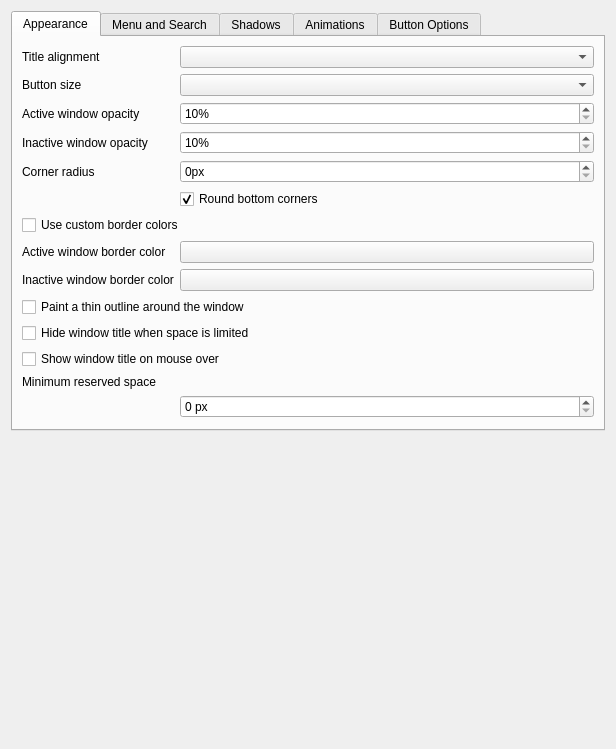
The window that src/kcm/config.ui (guiodic/material-decoration) describes before a commit, drawn with Qt 5.
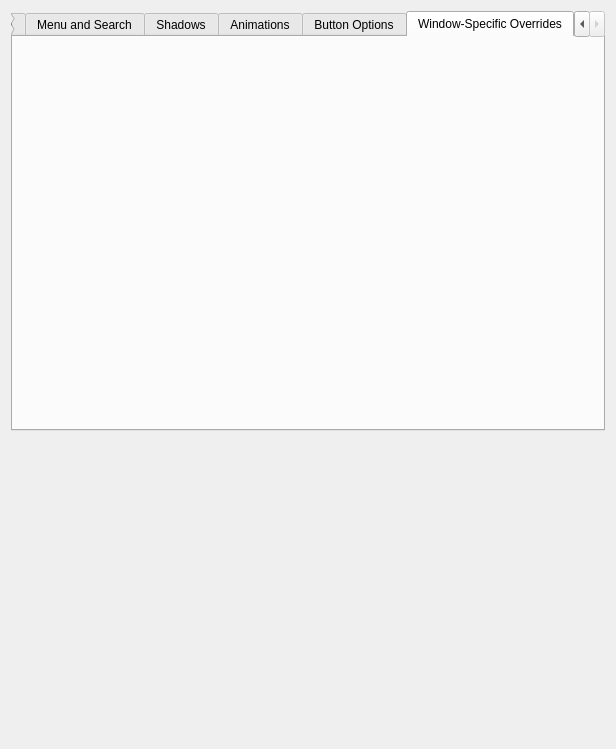
The same window after the commit. The open tabs and pages were chosen to show the change. Custom widgets are drawn as their Qt base class.

Commit message: Initial implementation of window-specific configuration (exceptions)

The edit to the form file:
```diff
--- a/src/kcm/config.ui
+++ b/src/kcm/config.ui
@@ -428,6 +428,16 @@
        </item>
       </layout>
      </widget>
+     <widget class="QWidget" name="exceptionsTab">
+      <attribute name="title">
+       <string>Window-Specific Overrides</string>
+      </attribute>
+      <layout class="QVBoxLayout" name="verticalLayoutExceptions">
+       <item>
+        <widget class="Material::ExceptionListWidget" name="exceptions" native="true"/>
+       </item>
+      </layout>
+     </widget>
     </widget>
    </item>
    <item>
@@ -451,6 +461,12 @@
    <extends>QPushButton</extends>
    <header>kcolorbutton.h</header>
   </customwidget>
+  <customwidget>
+   <class>Material::ExceptionListWidget</class>
+   <extends>QWidget</extends>
+   <header>ExceptionListWidget.h</header>
+   <container>1</container>
+  </customwidget>
  </customwidgets>
  <resources/>
  <connections/>
```
The commit also changes 20 other files.
